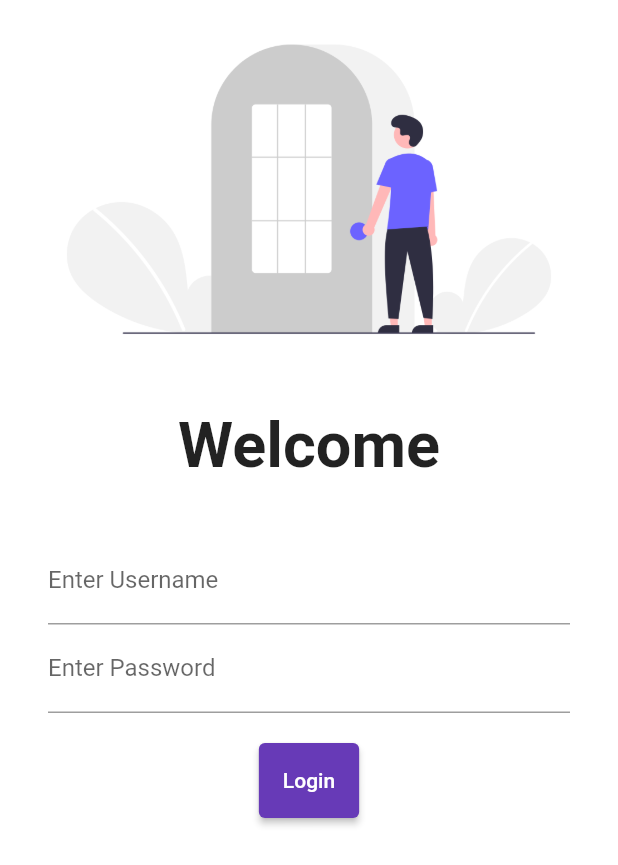
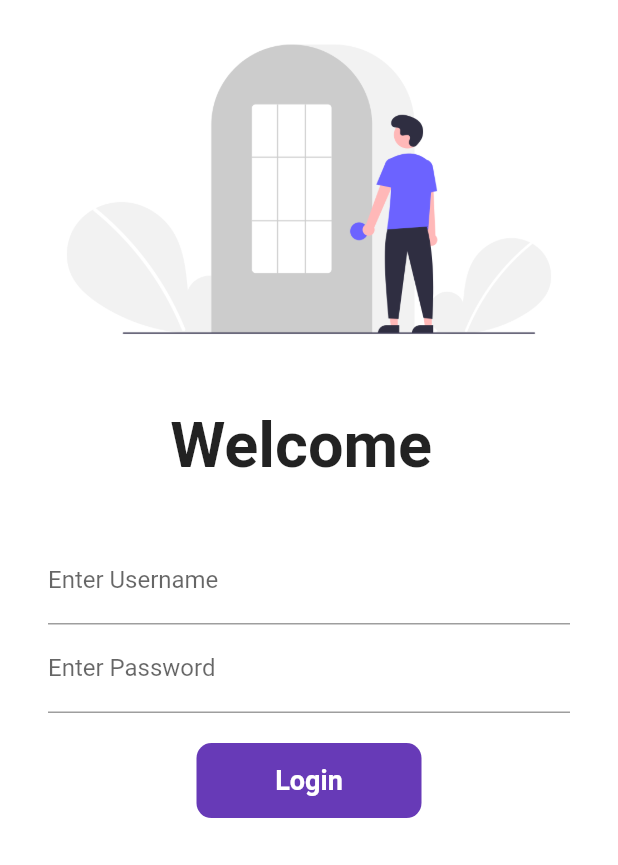
Before and after one commit to sammathur4/FlutterDev, a Flutter app: the screen it shows after launch, on a phone screen of 412 x 824 dp. Shown: the top 865 px of the screen. Run offline on Flutter 3.47's test engine with Material 2 defaults, Android fonts, the phone set to English and light mode, and no system bars; our stand-ins replace google_fonts.

```diff
--- a/lib/screens/loginScreen.dart
+++ b/lib/screens/loginScreen.dart
@@ -1,7 +1,14 @@
 import 'package:flutter/material.dart';
 import 'package:project1/utils/routes.dart';
 
-class LoginScreen extends StatelessWidget {
+class LoginScreen extends StatefulWidget {
+  @override
+  State<LoginScreen> createState() => _LoginScreenState();
+}
+
+class _LoginScreenState extends State<LoginScreen> {
+  String name = "";
+  bool changedButton = false;
   @override
   Widget build(BuildContext context) {
     return Material(
@@ -18,7 +25,7 @@ class LoginScreen extends StatelessWidget {
 
 
             Text(
-              "Welcome",
+              "Welcome $name",
               style: TextStyle(
                   fontSize: 42,
                   fontWeight: FontWeight.bold
@@ -36,6 +43,12 @@ class LoginScreen extends StatelessWidget {
                       labelText: "Enter Username",
                       hintText: "Username",
                     ),
+                    onChanged: (value){
+                      name = value;
+                      setState(() {
+
+                      });
+                    },
                   ),
 
                   TextFormField(
@@ -49,15 +62,46 @@ class LoginScreen extends StatelessWidget {
                   SizedBox(
                     height: 20,
                   ),
+                  InkWell (
+                    onTap:  () async
+                    {
+                      setState(() {
+                        changedButton=true;
+                      });
+                      await Future.delayed(Duration(seconds: 2));
+                      Navigator.pushNamed(context, MyRoute.homeRoute);
+                    }
+                    ,
+                    child: AnimatedContainer(
+                      duration: Duration(seconds: 1),
+                      width: changedButton? 50  : 150,
+                      height: 50,
+                      alignment: Alignment.center,
+                      child:
+                        changedButton
+                            ?Icon(Icons.done)
+                            :Text("Login",
+                              style: TextStyle(
+                                color: Colors.white,
+                                fontWeight: FontWeight.bold,
+                                fontSize: 18,
+                                ),
+                              ),
+                      decoration: BoxDecoration(
+                        color: Colors.deepPurple,
+                        borderRadius: BorderRadius.circular(10) ,
+                      ),
+                    ),
+                  ),
 
-                  ElevatedButton(
-                    style: TextButton.styleFrom(minimumSize: Size(50, 50)),
-                      onPressed: ()
-                      {
-                        Navigator.pushNamed(context, MyRoute.homeRoute);
-
-                        },
-                      child: Text("Login")),
+                  // ElevatedButton(
+                  //   style: TextButton.styleFrom(minimumSize: Size(50, 50)),
+                  //     onPressed: ()
+                  //     {
+                  //       Navigator.pushNamed(context, MyRoute.homeRoute);
+                  //
+                  //       },
+                  //     child: Text("Login")),
                 ],
               ),
             )
```
